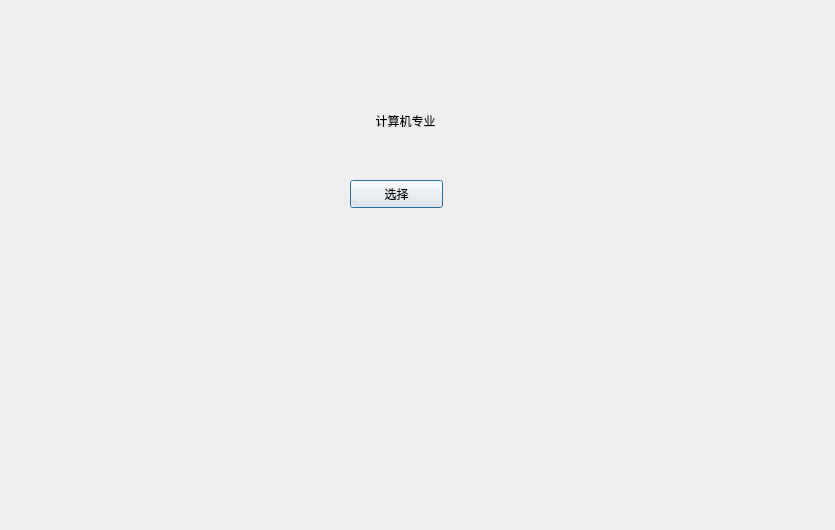
First picture: the form in day3/app/mdui.ui, repository baoziq/summer_training, before the edit.
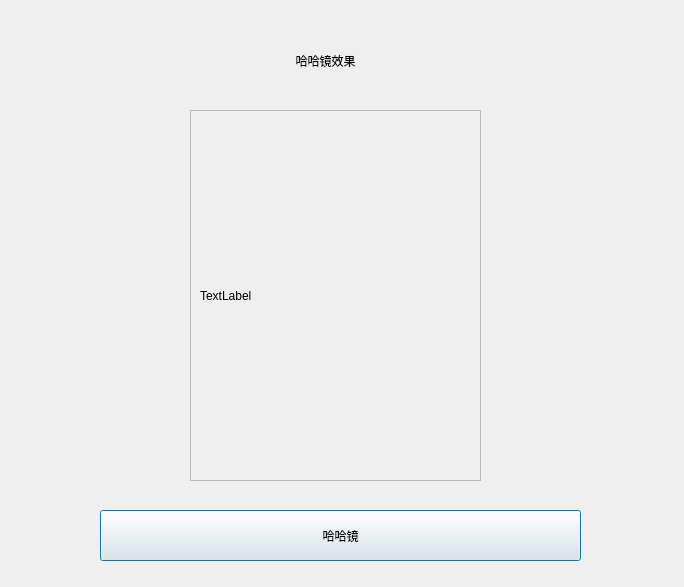
Second picture: the form after the edit.

Diff of the .ui file:
```diff
--- a/day3/app/mdui.ui
+++ b/day3/app/mdui.ui
@@ -6,8 +6,8 @@
    <rect>
     <x>0</x>
     <y>0</y>
-    <width>835</width>
-    <height>530</height>
+    <width>684</width>
+    <height>587</height>
    </rect>
   </property>
   <property name="windowTitle">
@@ -16,8 +16,8 @@
   <widget class="QLabel" name="label">
    <property name="geometry">
     <rect>
-     <x>190</x>
-     <y>80</y>
+     <x>110</x>
+     <y>20</y>
      <width>431</width>
      <height>81</height>
     </rect>
@@ -28,7 +28,7 @@
     </font>
    </property>
    <property name="text">
-    <string>计算机专业</string>
+    <string>哈哈镜效果</string>
    </property>
    <property name="alignment">
     <set>Qt::AlignCenter</set>
@@ -37,16 +37,45 @@
   <widget class="QPushButton" name="pushButton">
    <property name="geometry">
     <rect>
-     <x>350</x>
-     <y>180</y>
-     <width>93</width>
-     <height>28</height>
+     <x>100</x>
+     <y>510</y>
+     <width>481</width>
+     <height>51</height>
     </rect>
    </property>
    <property name="text">
-    <string>选择</string>
+    <string>哈哈镜</string>
    </property>
   </widget>
+  <widget class="QFrame" name="frame">
+   <property name="geometry">
+    <rect>
+     <x>190</x>
+     <y>110</y>
+     <width>291</width>
+     <height>371</height>
+    </rect>
+   </property>
+   <property name="frameShape">
+    <enum>QFrame::StyledPanel</enum>
+   </property>
+   <property name="frameShadow">
+    <enum>QFrame::Raised</enum>
+   </property>
+   <widget class="QLabel" name="label_2">
+    <property name="geometry">
+     <rect>
+      <x>10</x>
+      <y>10</y>
+      <width>271</width>
+      <height>351</height>
+     </rect>
+    </property>
+    <property name="text">
+     <string>TextLabel</string>
+    </property>
+   </widget>
+  </widget>
  </widget>
  <resources/>
  <connections/>
```
Left out of the diff: 22 changed lines with no effect on the pictures.
